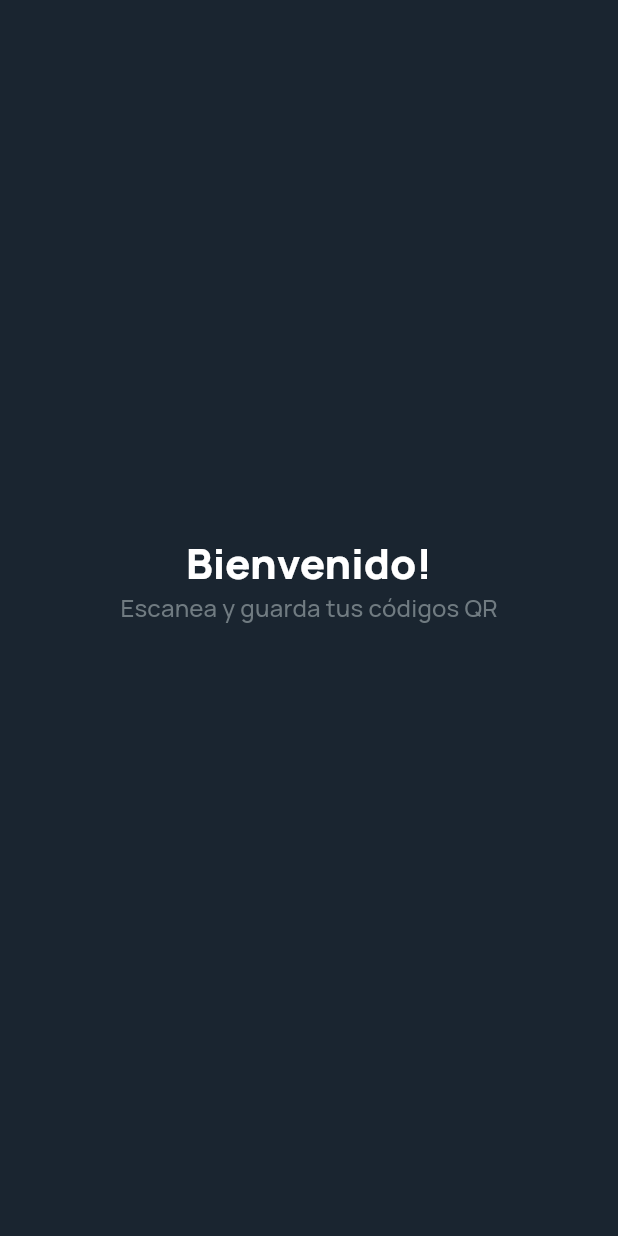
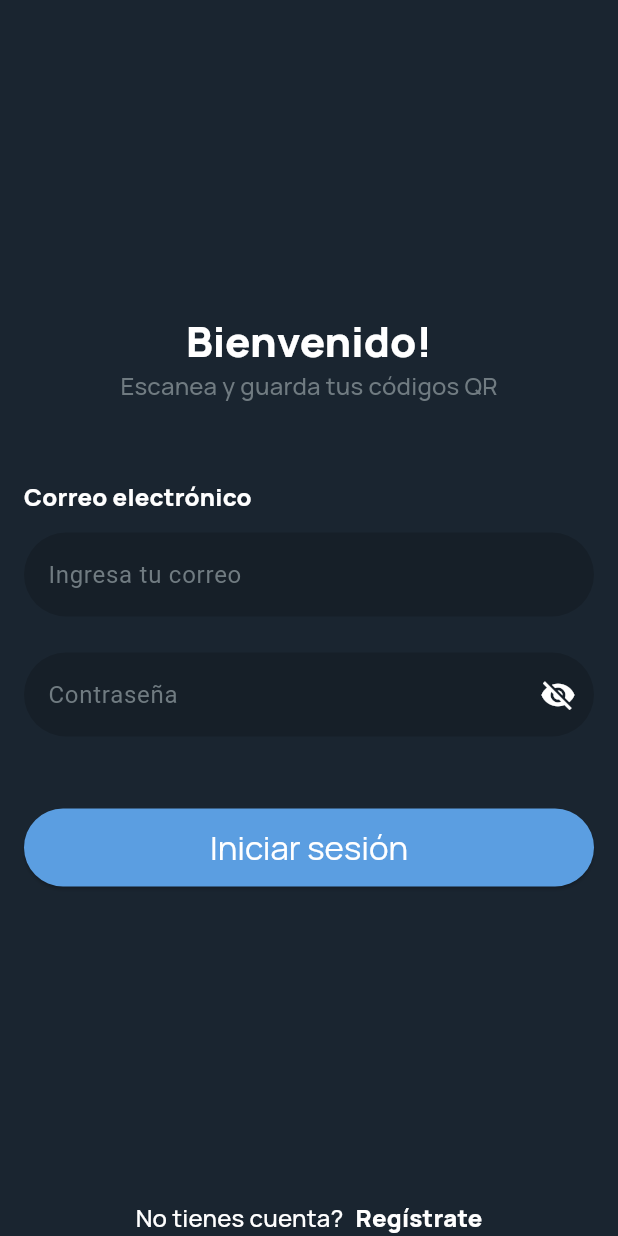
Before and after one commit to jdpadillaac/qr_code_manager, a Flutter app: the screen it shows after launch, on a phone screen of 412 x 824 dp. Run offline on Flutter 3.47's test engine with Material 3 defaults, Android fonts, the phone set to English and light mode, and no system bars; our stand-ins replace flutter_modular, google_fonts.

Commit message:
feat: add spacing and button components to design system; enhance text components and colors

```diff
--- a/lib/main.dart
+++ b/lib/main.dart
@@ -31,8 +31,27 @@
               color: QcmColors.white,
               fontWeight: FontWeight.w900,
             ),
+            bodyLarge: GoogleFonts.manrope().copyWith(
+              color: QcmColors.white,
+              fontWeight: FontWeight.w500,
+            ),
             titleMedium: GoogleFonts.manrope().copyWith(color: QcmColors.white),
+            titleLarge: GoogleFonts.manrope().copyWith(color: QcmColors.white),
           ),
+
+          inputDecorationTheme: InputDecorationTheme(
+            fillColor: QcmColors.darkJungleGreen,
+            labelStyle: const TextStyle(color: QcmColors.white),
+            hintStyle: Theme.of(
+              context,
+            ).textTheme.bodyLarge?.copyWith(color: QcmColors.auroMetalSaurus),
+          ),
+          textSelectionTheme: const TextSelectionThemeData(
+            cursorColor: QcmColors.white,
+            selectionColor: QcmColors.white,
+            selectionHandleColor: QcmColors.white,
+          ),
+          iconTheme: const IconThemeData(color: QcmColors.white),
         ),
       ),
     );
--- a/packages/qr_code_manager_auth/lib/src/login/presentation/page.dart
+++ b/packages/qr_code_manager_auth/lib/src/login/presentation/page.dart
@@ -1,26 +1,74 @@
 import 'package:flutter/material.dart';
 import 'package:qr_code_manager_design_system/qr_code_manager_design_system.dart';
+
+part 'widgets/title.dart';
 
 class LoginPage extends StatelessWidget {
   const LoginPage({super.key});
 
   @override
   Widget build(BuildContext context) {
-    return const QcmPageTemplate(
+    return QcmPageTemplate(
       body: Center(
-        child: SingleChildScrollView(
-          child: Column(
-            children: [
-              QcmHeadlineMedium('Bienvenido!', fontSize: 28),
-              QcmTitleMedium(
-                'Escanea y guarda tus códigos QR',
-                color: QcmColors.auroMetalSaurus,
+        child: Column(
+          children: [
+            const Expanded(
+              child: Center(
+                child: SingleChildScrollView(
+                  child: Column(
+                    children: [_Title(), SizedBox(height: 50), _Form()],
+                  ),
+                ),
               ),
-              SizedBox(height: 50),
-            ],
-          ),
+            ),
+            SafeArea(
+              child: Row(
+                mainAxisAlignment: MainAxisAlignment.center,
+                children: [
+                  const QcmTitleMedium('No tienes cuenta?'),
+                  QcmHorizontalSpacing.small,
+                  InkWell(
+                    onTap: () {},
+                    child: const QcmTitleMedium(
+                      'Regístrate',
+                      fontWeight: FontWeight.w900,
+                    ),
+                  ),
+                ],
+              ),
+            ),
+          ],
         ),
       ),
     );
   }
 }
+
+class _Form extends StatelessWidget {
+  const _Form();
+
+  @override
+  Widget build(BuildContext context) {
+    return SizedBox(
+      width: double.infinity,
+      child: Column(
+        crossAxisAlignment: CrossAxisAlignment.start,
+        children: [
+          const QcmTitleMedium(
+            'Correo electrónico',
+            fontWeight: FontWeight.w900,
+          ),
+          QcmVerticalSpacing.sl,
+          const QcmTextFormField(
+            hintText: 'Ingresa tu correo',
+            keyboardType: TextInputType.emailAddress,
+          ),
+          QcmVerticalSpacing.large,
+          const QcmTextFormObscure(hintText: 'Contraseña'),
+          QcmVerticalSpacing.xxlarge,
+          QcmElevatedButton(label: 'Iniciar sesión', onPressed: () {}),
+        ],
+      ),
+    );
+  }
+}
--- /dev/null
+++ b/packages/qr_code_manager_auth/lib/src/login/presentation/widgets/title.dart
@@ -0,0 +1,18 @@
+part of '../page.dart';
+
+class _Title extends StatelessWidget {
+  const _Title();
+
+  @override
+  Widget build(BuildContext context) {
+    return const Column(
+      children: [
+        QcmHeadlineMedium('Bienvenido!', fontSize: 28),
+        QcmTitleMedium(
+          'Escanea y guarda tus códigos QR',
+          color: QcmColors.auroMetalSaurus,
+        ),
+      ],
+    );
+  }
+}
--- a/packages/qr_code_manager_design_system/lib/src/atoms/_atoms.dart
+++ b/packages/qr_code_manager_design_system/lib/src/atoms/_atoms.dart
@@ -1 +1,3 @@
+export 'elevated_button.dart';
 export 'text.dart';
+export 'text_form_field.dart';
--- /dev/null
+++ b/packages/qr_code_manager_design_system/lib/src/atoms/elevated_button.dart
@@ -0,0 +1,29 @@
+import 'package:flutter/material.dart';
+import 'package:qr_code_manager_design_system/qr_code_manager_design_system.dart';
+
+class QcmElevatedButton extends StatelessWidget {
+  const QcmElevatedButton({
+    required this.label,
+    required this.onPressed,
+    super.key,
+  });
+
+  final String label;
+  final VoidCallback onPressed;
+
+  @override
+  Widget build(BuildContext context) {
+    return SizedBox(
+      width: double.infinity,
+      child: ElevatedButton(
+        style: ButtonStyle(
+          backgroundColor: WidgetStateProperty.all(QcmColors.unitedNationsBlue),
+          foregroundColor: WidgetStateProperty.all(QcmColors.white),
+          padding: WidgetStateProperty.all(const EdgeInsets.all(QcmSpacing.sl)),
+        ),
+        onPressed: onPressed,
+        child: QcmTitleLarge(label),
+      ),
+    );
+  }
+}
--- a/packages/qr_code_manager_design_system/lib/src/atoms/text.dart
+++ b/packages/qr_code_manager_design_system/lib/src/atoms/text.dart
@@ -53,3 +53,30 @@ class QcmTitleMedium extends StatelessWidget {
     );
   }
 }
+
+class QcmTitleLarge extends StatelessWidget {
+  const QcmTitleLarge(
+    this.label, {
+    super.key,
+    this.color,
+    this.fontSize,
+    this.fontWeight,
+  });
+
+  final String label;
+  final Color? color;
+  final double? fontSize;
+  final FontWeight? fontWeight;
+
+  @override
+  Widget build(BuildContext context) {
+    return Text(
+      label,
+      style: Theme.of(context).textTheme.titleLarge?.copyWith(
+        color: color,
+        fontSize: fontSize,
+        fontWeight: fontWeight,
+      ),
+    );
+  }
+}
--- /dev/null
+++ b/packages/qr_code_manager_design_system/lib/src/atoms/text_form_field.dart
@@ -0,0 +1,73 @@
+import 'package:flutter/material.dart';
+
+class QcmTextFormField extends StatelessWidget {
+  const QcmTextFormField({
+    super.key,
+    this.hintText,
+    this.controller,
+    this.keyboardType,
+  });
+
+  final String? hintText;
+  final TextEditingController? controller;
+  final TextInputType? keyboardType;
+
+  @override
+  Widget build(BuildContext context) {
+    return TextFormField(
+      controller: controller,
+      keyboardType: keyboardType,
+      decoration: InputDecoration(
+        hintText: hintText,
+        filled: true,
+        border: OutlineInputBorder(
+          borderRadius: BorderRadius.circular(50),
+          borderSide: BorderSide.none,
+        ),
+      ),
+    );
+  }
+}
+
+class QcmTextFormObscure extends StatefulWidget {
+  const QcmTextFormObscure({super.key, this.hintText, this.controller});
+
+  final String? hintText;
+  final TextEditingController? controller;
+
+  @override
+  State<QcmTextFormObscure> createState() => _QcmTextFormObscureState();
+}
+
+class _QcmTextFormObscureState extends State<QcmTextFormObscure> {
+  bool _obscureText = true;
+
+  @override
+  Widget build(BuildContext context) {
+    return TextFormField(
+      obscureText: _obscureText,
+      controller: widget.controller,
+
+      decoration: InputDecoration(
+        hintText: widget.hintText,
+        suffixIcon: IconButton(
+          color: Colors.white,
+          icon:
+              _obscureText
+                  ? const Icon(Icons.visibility_off)
+                  : const Icon(Icons.visibility),
+          onPressed: () {
+            setState(() {
+              _obscureText = !_obscureText;
+            });
+          },
+        ),
+        filled: true,
+        border: OutlineInputBorder(
+          borderRadius: BorderRadius.circular(50),
+          borderSide: BorderSide.none,
+        ),
+      ),
+    );
+  }
+}
--- a/packages/qr_code_manager_design_system/lib/src/templates/page_template.dart
+++ b/packages/qr_code_manager_design_system/lib/src/templates/page_template.dart
@@ -1,4 +1,5 @@
 import 'package:flutter/material.dart';
+import 'package:qr_code_manager_design_system/qr_code_manager_design_system.dart';
 
 class QcmPageTemplate extends StatelessWidget {
   const QcmPageTemplate({required this.body, super.key});
@@ -7,6 +8,40 @@ class QcmPageTemplate extends StatelessWidget {
 
   @override
   Widget build(BuildContext context) {
-    return Scaffold(body: body);
+    return Scaffold(
+      body: Padding(
+        padding: const EdgeInsets.symmetric(horizontal: QcmSpacing.medium),
+        child: body,
+      ),
+    );
   }
 }
+
+class QcmScrollablePageTemplate extends StatelessWidget {
+  const QcmScrollablePageTemplate({
+    required this.childer,
+    super.key,
+    this.crossAxisAlignment,
+    this.mainAxisAlignment,
+  });
+
+  final List<Widget> childer;
+  final CrossAxisAlignment? crossAxisAlignment;
+  final MainAxisAlignment? mainAxisAlignment;
+
+  @override
+  Widget build(BuildContext context) {
+    return Scaffold(
+      body: Padding(
+        padding: const EdgeInsets.symmetric(horizontal: QcmSpacing.medium),
+        child: SingleChildScrollView(
+          child: Column(
+            mainAxisAlignment: mainAxisAlignment ?? MainAxisAlignment.start,
+            crossAxisAlignment: crossAxisAlignment ?? CrossAxisAlignment.center,
+            children: childer,
+          ),
+        ),
+      ),
+    );
+  }
+}
--- a/packages/qr_code_manager_design_system/lib/src/tokens/_tokens.dart
+++ b/packages/qr_code_manager_design_system/lib/src/tokens/_tokens.dart
@@ -1 +1,2 @@
 export 'colors.dart';
+export 'spacing.dart';
--- a/packages/qr_code_manager_design_system/lib/src/tokens/colors.dart
+++ b/packages/qr_code_manager_design_system/lib/src/tokens/colors.dart
@@ -6,4 +6,6 @@ final class QcmColors {
   static const darkGunmeta = Color(0xFF1A2530);
   static const white = Color(0xFFFFFFFF);
   static const auroMetalSaurus = Color(0xFF707B81);
+  static const darkJungleGreen = Color(0xFF161F28);
+  static const unitedNationsBlue = Color(0xFF5B9EE1);
 }
--- /dev/null
+++ b/packages/qr_code_manager_design_system/lib/src/tokens/spacing.dart
@@ -0,0 +1,40 @@
+import 'package:flutter/widgets.dart';
+
+final class QcmSpacing {
+  const QcmSpacing._();
+
+  static const double small = 8;
+  static const double sl = 12;
+  static const double medium = 16;
+  static const double large = 24;
+  static const double xLarge = 32;
+  static const double xxLarge = 48;
+  static const double xxxLarge = 64;
+  static const double xxxxLarge = 96;
+}
+
+final class QcmVerticalSpacing {
+  const QcmVerticalSpacing._();
+
+  static const sl = SizedBox(height: QcmSpacing.sl);
+  static const xlarge = SizedBox(height: QcmSpacing.xLarge);
+  static const large = SizedBox(height: QcmSpacing.large);
+  static const medium = SizedBox(height: QcmSpacing.medium);
+  static const small = SizedBox(height: QcmSpacing.small);
+  static const xxlarge = SizedBox(height: QcmSpacing.xxLarge);
+  static const xxxlarge = SizedBox(height: QcmSpacing.xxxLarge);
+  static const xxxxlarge = SizedBox(height: QcmSpacing.xxxxLarge);
+}
+
+final class QcmHorizontalSpacing {
+  const QcmHorizontalSpacing._();
+
+  static const sl = SizedBox(width: QcmSpacing.sl);
+  static const xlarge = SizedBox(width: QcmSpacing.xLarge);
+  static const large = SizedBox(width: QcmSpacing.large);
+  static const medium = SizedBox(width: QcmSpacing.medium);
+  static const small = SizedBox(width: QcmSpacing.small);
+  static const xxlarge = SizedBox(width: QcmSpacing.xxLarge);
+  static const xxxlarge = SizedBox(width: QcmSpacing.xxxLarge);
+  static const xxxxlarge = SizedBox(width: QcmSpacing.xxxxLarge);
+}
```
